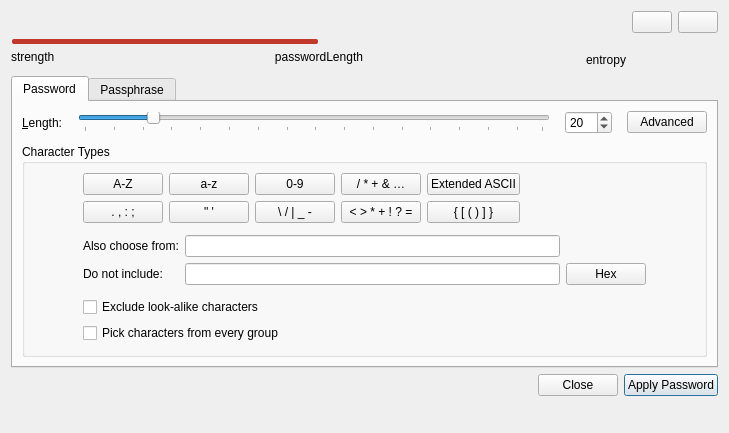
Before: the Qt Designer form src/gui/PasswordGeneratorWidget.ui in keepassxreboot/keepassxc, drawn with Qt 5.
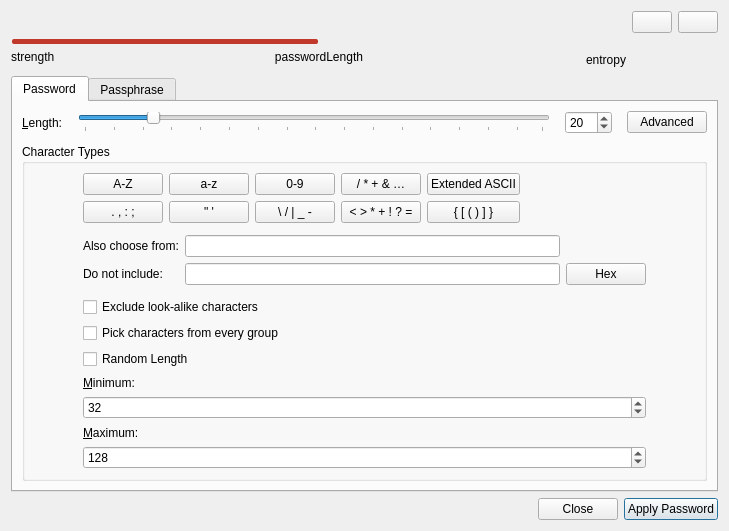
After: the same form once the commit is applied. Custom widgets are drawn as their Qt base class.

Commit message: Add Random Length option in UI

The edit to the form file:
```diff
--- a/src/gui/PasswordGeneratorWidget.ui
+++ b/src/gui/PasswordGeneratorWidget.ui
@@ -739,6 +739,68 @@
                  </attribute>
                 </widget>
                </item>
+                <item>
+                <widget class="QCheckBox" name="checkBoxRandomLength">
+                    <property name="text">
+                    <string>Random Length</string>
+                    </property>
+                    <attribute name="buttonGroup">
+                    <string notr="true">optionButtons</string>
+                    </attribute>
+                </widget>
+                </item>
+                <item>
+                    <widget class="QLabel" name="labelMin">
+                    <property name="text">
+                        <string>&amp;Minimum:</string>
+                    </property>
+                    <property name="buddy">
+                        <cstring>spinBoxMin</cstring>
+                    </property>
+                    </widget>
+                </item>
+                <item>
+                    <widget class="QSpinBox" name="spinBoxMin">
+                    <property name="accessibleName">
+                        <string>LengthMin</string>
+                    </property>
+                    <property name="minimum">
+                        <number>1</number>
+                    </property>
+                    <property name="maximum">
+                        <number>999</number>
+                    </property>
+                    <property name="value">
+                        <number>32</number>
+                    </property>
+                    </widget>
+                </item>
+                <item>
+                    <widget class="QLabel" name="labelMax">
+                    <property name="text">
+                        <string>&amp;Maximum:</string>
+                    </property>
+                    <property name="buddy">
+                        <cstring>spinBoxMax</cstring>
+                    </property>
+                    </widget>
+                </item>
+                <item>
+                    <widget class="QSpinBox" name="spinBoxMax">
+                    <property name="accessibleName">
+                        <string>LengthMax</string>
+                    </property>
+                    <property name="minimum">
+                        <number>1</number>
+                    </property>
+                    <property name="maximum">
+                        <number>999</number>
+                    </property>
+                    <property name="value">
+                        <number>128</number>
+                    </property>
+                    </widget>
+                </item>
               </layout>
              </widget>
             </item>
```
Left out of the diff: 1 changed line with no effect on the pictures. The commit also changes 3 other files.
